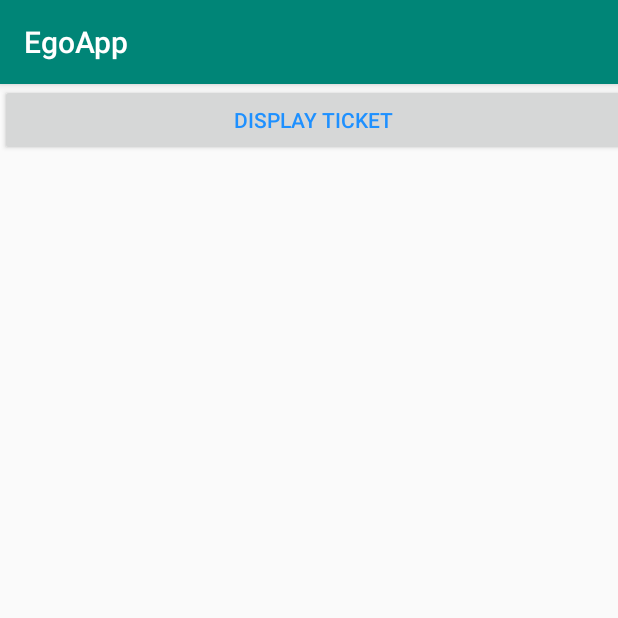
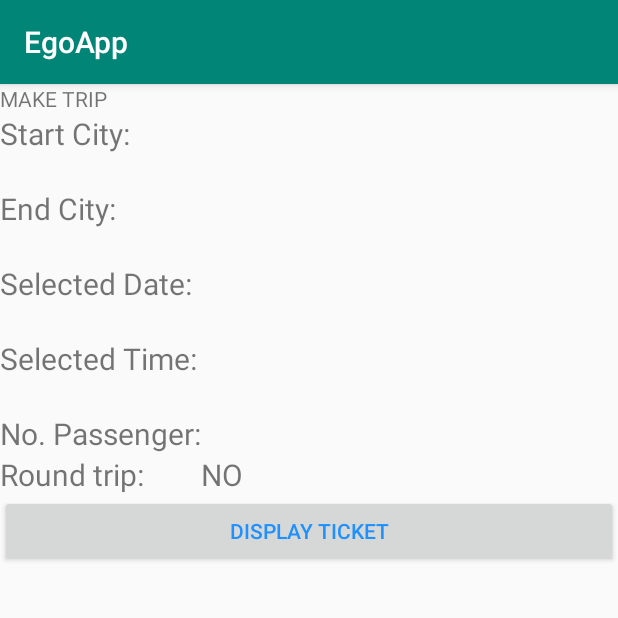
Before and after one commit to NhungLuong1009/EgoApp, an Android app: the DisplayTrip screen opened directly, with no data from a screen before it, on a phone screen of 412 x 824 dp, the top half of it. Run offline under Robolectric (Android 15) with nearby library versions, the phone set to English and light mode, and no system bars.

Commit message:
This is individual parts

```diff
--- a/app/src/main/java/com/example/egoapp/DisplayTrip.java
+++ b/app/src/main/java/com/example/egoapp/DisplayTrip.java
@@ -6,25 +6,63 @@ import android.view.View;
 import android.widget.Button;
 import android.widget.Toast;
 import androidx.appcompat.app.AppCompatActivity;
+import android.widget.EditText;
+import android.widget.TextView;
 
-public class DisplayTrip extends AppCompatActivity {
+public class DisplayTrip extends AppCompatActivity implements View.OnClickListener{
     @Override
     protected void onCreate(Bundle savedInstanceState) {
         super.onCreate(savedInstanceState);
         setContentView(R.layout.display_trip);
 
-        Toast myToast = Toast.makeText(getApplicationContext(), "we are in layout 3 and the new value is " + ShareData.something + " and " + ShareData.something2, Toast.LENGTH_SHORT);
+        // assign parameter for start city
+        TextView startCity = findViewById(R.id.startCity);
+        startCity.setText(ShareData.tripSelectedStartCity);
+
+        // assign parameter for end city
+        TextView endCity = findViewById(R.id.endCity);
+        endCity.setText(ShareData.tripSelectedEndCity);
+
+        // assign parameter for Date
+        TextView selectedDate = findViewById(R.id.inSelectedDate);
+        selectedDate.setText(ShareData.tripSelectedDate);
+
+        // assign parameter for Time
+        TextView selectedTime = findViewById(R.id.inSelectedTime);
+        selectedTime.setText(ShareData.tripSelectedTime);
+
+        // assign parameter for NumberOfPassenger
+        TextView selectedPassenger = findViewById(R.id.inSelectedPassenger);
+        selectedPassenger.setText(ShareData.tripNumberOfPassenger);
+
+        // assign parameter for RoundTrip
+        TextView selectedRoundTrip = findViewById(R.id.inSelectedRoundTrip);
+        if(ShareData.tripSelectedRoundTripOption == true){
+            selectedRoundTrip.setText("YES");
+        }
+        else{
+            selectedRoundTrip.setText("NO");
+        }
+
+        /*
+        Toast myToast = Toast.makeText(getApplicationContext(), "we are in layout 3 and the new value is " + ShareData.tripSelectedStartCity +
+                " and " + ShareData.tripSelectedRoundTripOption, Toast.LENGTH_SHORT);
         myToast.show();
+        */
 
         Button myBtn = findViewById(R.id.displayTripBtn);
         myBtn.setOnClickListener(new View.OnClickListener() {
 
             @Override
             public void onClick(View v) {
-
                 Intent myIntent = new Intent(DisplayTrip.this, DisplayTicket.class);
                 startActivity(myIntent);
             }
         });
     }
+
+    @Override
+    public void onClick(View v) {
+
+    }
 }
--- a/app/src/main/res/layout/display_trip.xml
+++ b/app/src/main/res/layout/display_trip.xml
@@ -6,12 +6,147 @@
     android:layout_height="match_parent"
     tools:context=".DisplayTrip">
 
-    <LinearLayout
-        android:layout_width="418dp"
-        android:layout_height="725dp"
-        android:orientation="vertical"
-        app:layout_constraintStart_toStartOf="parent"
-        tools:layout_editor_absoluteY="7dp">
+    <TableLayout
+        android:layout_width="match_parent"
+        android:layout_height="match_parent"
+        android:stretchColumns="2"
+        tools:layout_editor_absoluteX="0dp"
+        tools:layout_editor_absoluteY="-82dp">
+        <TableRow>
+            <TextView
+                android:inputType="textPersonName"
+                android:text="MAKE TRIP" />
+
+        </TableRow>
+
+        <TableRow>
+
+            <TextView
+                android:id="@+id/startCityLabel"
+                android:layout_width="100dp"
+                android:layout_height="50dp"
+                android:inputType="textPersonName"
+                android:text="Start City:"
+                android:textSize="20sp" />
+
+            <!--
+            <EditText
+                android:id="@+id/startCity"
+                android:layout_width="250dp"
+                android:layout_height="match_parent" />
+            -->
+
+            <TextView
+                android:id="@+id/startCity"
+                android:layout_width="wrap_content"
+                android:inputType="textPersonName"
+                android:textSize="20sp" />
+        </TableRow>
+
+        <TableRow>
+            <TextView
+                android:layout_width="30dp"
+                android:layout_height="50dp"
+                android:id="@+id/endCityLabel"
+                android:inputType="textPersonName"
+                android:textSize="20sp"
+                android:text="End City:" />
+
+            <TextView
+                android:id="@+id/endCity"
+                android:layout_width="wrap_content"
+                android:inputType="textPersonName"
+                android:textSize="20sp" />
+            <!--
+            <EditText
+                android:id="@+id/endCity"
+                android:layout_width="250dp" />
+            -->
+        </TableRow>
+
+        <TableRow android:layout_width="match_parent">
+
+            <TextView
+                android:layout_width="30dp"
+                android:layout_height="50dp"
+                android:id="@+id/in_selected_date"
+                android:inputType="textPersonName"
+                android:textSize="20sp"
+                android:text="Selected Date:" />
+
+            <TextView
+                android:id="@+id/inSelectedDate"
+                android:layout_width="wrap_content"
+                android:inputType="textPersonName"
+                android:textSize="20sp" />
+
+            <!--
+            <EditText
+                android:id="@+id/inSelectedDate"
+                android:layout_width="250dp" />
+            -->
+        </TableRow>
+
+        <TableRow android:layout_width="match_parent">
+
+            <TextView
+                android:layout_width="30dp"
+                android:layout_height="50dp"
+                android:id="@+id/in_selected_time"
+                android:inputType="textPersonName"
+                android:textSize="20sp"
+                android:text="Selected Time:" />
+
+            <TextView
+                android:id="@+id/inSelectedTime"
+                android:layout_width="wrap_content"
+                android:inputType="textPersonName"
+                android:textSize="20sp" />
+
+            <!--
+            <EditText
+                android:id="@+id/inSelectedTime"
+                android:layout_width="250dp" />
+            -->
+        </TableRow>
+
+        <TableRow android:layout_width="match_parent">
+
+            <TextView
+                android:id="@+id/in_selected_passenger"
+                android:layout_width="wrap_content"
+                android:inputType="textPersonName"
+                android:textSize="20sp"
+                android:text="No. Passenger:" />
+
+            <TextView
+                android:id="@+id/inSelectedPassenger"
+                android:layout_width="wrap_content"
+                android:inputType="textPersonName"
+                android:textSize="20sp" />
+            <!--
+            <EditText
+                android:id="@+id/inSelectedPassenger"
+                android:layout_width="250dp" />
+            -->
+        </TableRow>
+
+        <TableRow android:layout_width="match_parent">
+
+            <TextView
+                android:id="@+id/roundtrip_textview"
+                android:layout_width="wrap_content"
+                android:inputType="textPersonName"
+                android:textSize="20sp"
+                android:text="Round trip:" />
+
+            <TextView
+                android:id="@+id/inSelectedRoundTrip"
+                android:layout_width="wrap_content"
+                android:inputType="textPersonName"
+                android:textSize="20sp" />
+
+        </TableRow>
 
         <Button
             android:id="@+id/displayTripBtn"
@@ -20,6 +155,6 @@
             android:textColor="@color/dodgerblue"
             android:text="DISPLAY TICKET" />
 
-    </LinearLayout>
+    </TableLayout>
 
 </androidx.constraintlayout.widget.ConstraintLayout>
```
